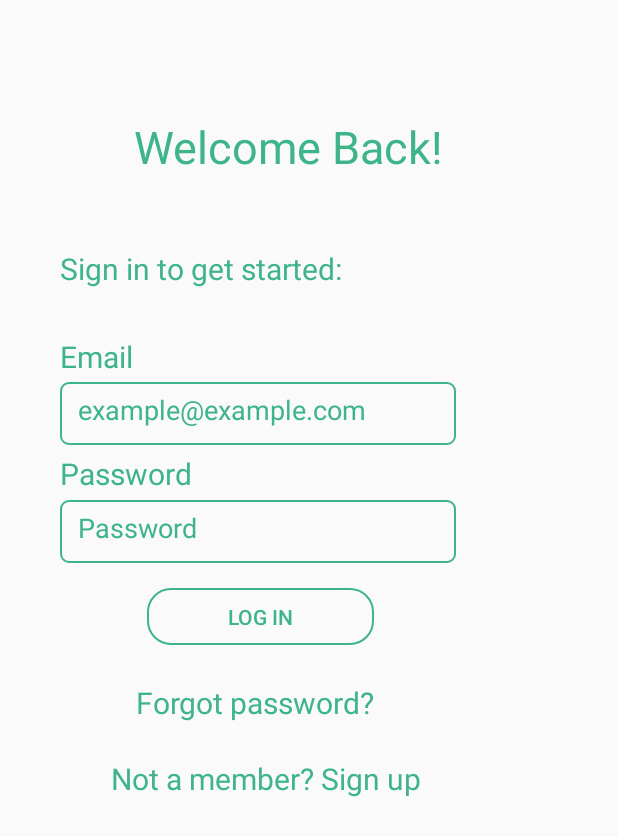
After one commit to Ameerprogrammer/FitRec, an Android app built with Jetpack Compose: the LoginScreen screen opened directly, with no data from a screen before it, on a phone screen of 412 x 824 dp. The commit adds this screen. Shown: the top 836 px of the screen. Run offline under Robolectric (Android 15) with nearby library versions, the phone set to English and light mode, and no system bars.

Commit message:
Created a login screen and the frontend is edited

```diff
--- a/app/src/main/AndroidManifest.xml
+++ b/app/src/main/AndroidManifest.xml
@@ -1,6 +1,6 @@
 <?xml version="1.0" encoding="utf-8"?>
 <manifest xmlns:android="http://schemas.android.com/apk/res/android"
-    xmlns:tools="http://schemas.android.com/tools" >
+    xmlns:tools="http://schemas.android.com/tools">
 
     <application
         android:allowBackup="true"
@@ -11,7 +11,10 @@
         android:roundIcon="@mipmap/ic_launcher_round"
         android:supportsRtl="true"
         android:theme="@style/Theme.FitRec"
-        tools:targetApi="31" >
+        tools:targetApi="31">
+        <activity
+            android:name=".LoginScreen"
+            android:exported="false" />
         <activity
             android:name=".SignUpScreen"
             android:exported="false"
@@ -19,9 +22,9 @@
             android:theme="@style/Theme.FitRec" />
         <activity
             android:name=".MainActivity"
+            android:exported="true"
             android:label="FitRec"
-            android:exported="true"
-            android:theme="@style/Theme.FitRec" >
+            android:theme="@style/Theme.FitRec">
             <intent-filter>
                 <action android:name="android.intent.action.MAIN" />
 
--- a/app/src/main/java/com/example/fitrec/FirstFragment.java
+++ /dev/null
@@ -1,44 +0,0 @@
-package com.example.fitrec;
-
-import android.os.Bundle;
-import android.view.LayoutInflater;
-import android.view.View;
-import android.view.ViewGroup;
-
-import androidx.annotation.NonNull;
-import androidx.fragment.app.Fragment;
-import androidx.navigation.fragment.NavHostFragment;
-
-import com.example.fitrec.databinding.FragmentFirstBinding;
-
-public class FirstFragment extends Fragment {
-
-    private FragmentFirstBinding binding;
-
-    @Override
-    public View onCreateView(
-            @NonNull LayoutInflater inflater, ViewGroup container,
-            Bundle savedInstanceState
-    ) {
-
-        binding = FragmentFirstBinding.inflate(inflater, container, false);
-        return binding.getRoot();
-
-    }
-
-    public void onViewCreated(@NonNull View view, Bundle savedInstanceState) {
-        super.onViewCreated(view, savedInstanceState);
-
-        binding.buttonFirst.setOnClickListener(v ->
-                NavHostFragment.findNavController(FirstFragment.this)
-                        .navigate(R.id.action_FirstFragment_to_SecondFragment)
-        );
-    }
-
-    @Override
-    public void onDestroyView() {
-        super.onDestroyView();
-        binding = null;
-    }
-
-}
--- /dev/null
+++ b/app/src/main/java/com/example/fitrec/LoginScreen.java
@@ -0,0 +1,15 @@
+package com.example.fitrec;
+
+import android.os.Bundle;
+import androidx.activity.EdgeToEdge;
+import androidx.appcompat.app.AppCompatActivity;
+
+public class LoginScreen extends AppCompatActivity {
+    @Override
+    protected void onCreate(Bundle savedInstanceState) {
+        super.onCreate(savedInstanceState);
+        EdgeToEdge.enable(this);
+        setContentView(R.layout.activity_login_screen);
+
+    }
+}
--- a/app/src/main/java/com/example/fitrec/MainActivity.java
+++ b/app/src/main/java/com/example/fitrec/MainActivity.java
@@ -20,4 +20,9 @@ public class MainActivity extends AppCompatActivity {
         Intent i = new Intent(this, SignUpScreen.class);
         startActivity(i);
     }
+    public void launchLogin(View v) {
+        //launch a new screen
+        Intent i2 = new Intent(this, LoginScreen.class);
+        startActivity(i2);
+    }
 }
--- a/app/src/main/java/com/example/fitrec/SecondFragment.java
+++ /dev/null
@@ -1,44 +0,0 @@
-package com.example.fitrec;
-
-import android.os.Bundle;
-import android.view.LayoutInflater;
-import android.view.View;
-import android.view.ViewGroup;
-
-import androidx.annotation.NonNull;
-import androidx.fragment.app.Fragment;
-import androidx.navigation.fragment.NavHostFragment;
-
-import com.example.fitrec.databinding.FragmentSecondBinding;
-
-public class SecondFragment extends Fragment {
-
-    private FragmentSecondBinding binding;
-
-    @Override
-    public View onCreateView(
-            @NonNull LayoutInflater inflater, ViewGroup container,
-            Bundle savedInstanceState
-    ) {
-
-        binding = FragmentSecondBinding.inflate(inflater, container, false);
-        return binding.getRoot();
-
-    }
-
-    public void onViewCreated(@NonNull View view, Bundle savedInstanceState) {
-        super.onViewCreated(view, savedInstanceState);
-
-        binding.buttonSecond.setOnClickListener(v ->
-                NavHostFragment.findNavController(SecondFragment.this)
-                        .navigate(R.id.action_SecondFragment_to_FirstFragment)
-        );
-    }
-
-    @Override
-    public void onDestroyView() {
-        super.onDestroyView();
-        binding = null;
-    }
-
-}
--- /dev/null
+++ b/app/src/main/res/layout/activity_login_screen.xml
@@ -0,0 +1,148 @@
+<?xml version="1.0" encoding="utf-8"?>
+<androidx.constraintlayout.widget.ConstraintLayout xmlns:android="http://schemas.android.com/apk/res/android"
+    xmlns:app="http://schemas.android.com/apk/res-auto"
+    xmlns:tools="http://schemas.android.com/tools"
+    android:id="@+id/main"
+    android:layout_width="match_parent"
+    android:layout_height="match_parent"
+    tools:context=".LoginScreen">
+
+    <TextView
+        android:id="@+id/ForgotPasswordtextView"
+        android:layout_width="wrap_content"
+        android:layout_height="wrap_content"
+        android:text="@string/text_13"
+        android:textColor="#3EB489"
+        android:textSize="20sp"
+        app:layout_constraintBottom_toBottomOf="parent"
+        app:layout_constraintEnd_toEndOf="parent"
+        app:layout_constraintHorizontal_bias="0.36"
+        app:layout_constraintStart_toStartOf="parent"
+        app:layout_constraintTop_toTopOf="parent"
+        app:layout_constraintVertical_bias="0.571" />
+
+    <TextView
+        android:id="@+id/textView8"
+        android:layout_width="wrap_content"
+        android:layout_height="wrap_content"
+        android:text="@string/text_14"
+        android:textColor="#3EB489"
+        android:textSize="20sp"
+        app:layout_constraintBottom_toBottomOf="parent"
+        app:layout_constraintEnd_toEndOf="parent"
+        app:layout_constraintHorizontal_bias="0.361"
+        app:layout_constraintStart_toStartOf="parent"
+        app:layout_constraintTop_toTopOf="parent"
+        app:layout_constraintVertical_bias="0.634" />
+
+    <TextView
+        android:id="@+id/PasswordtextView"
+        android:layout_width="wrap_content"
+        android:layout_height="wrap_content"
+        android:text="@string/text_11"
+        android:textColor="#3EB489"
+        android:textSize="20sp"
+        app:layout_constraintBottom_toBottomOf="parent"
+        app:layout_constraintEnd_toEndOf="parent"
+        app:layout_constraintHorizontal_bias="0.124"
+        app:layout_constraintStart_toStartOf="parent"
+        app:layout_constraintTop_toTopOf="parent"
+        app:layout_constraintVertical_bias="0.379" />
+
+    <Button
+        android:id="@+id/button4"
+        android:layout_width="151dp"
+        android:layout_height="38dp"
+        android:background="@drawable/button_outline"
+        android:onClick="launchLogin"
+        android:text="@string/text_3"
+        android:textColor="#3EB489"
+        app:layout_constraintBottom_toBottomOf="parent"
+        app:layout_constraintEnd_toEndOf="parent"
+        app:layout_constraintHorizontal_bias="0.376"
+        app:layout_constraintStart_toStartOf="parent"
+        app:layout_constraintTop_toTopOf="parent"
+        app:layout_constraintVertical_bias="0.499" />
+
+    <EditText
+        android:id="@+id/enterPassword"
+        android:layout_width="264dp"
+        android:layout_height="42dp"
+        android:background="@drawable/rounded_corner"
+        android:hint="Password"
+        android:paddingLeft="12dp"
+        android:paddingRight="12dp"
+        android:paddingBottom="5dp"
+        android:textColor="#3EB489"
+        android:textColorHint="#3EB489"
+        app:layout_constraintBottom_toBottomOf="parent"
+        app:layout_constraintEnd_toEndOf="parent"
+        app:layout_constraintHorizontal_bias="0.272"
+        app:layout_constraintStart_toStartOf="parent"
+        app:layout_constraintTop_toTopOf="parent"
+        app:layout_constraintVertical_bias="0.426"
+        tools:ignore="TouchTargetSizeCheck" />
+
+    <EditText
+        android:id="@+id/enterEmail"
+        android:layout_width="264dp"
+        android:layout_height="42dp"
+        android:background="@drawable/rounded_corner"
+        android:hint="example@example.com"
+        android:inputType="textEmailAddress"
+        android:paddingLeft="12dp"
+        android:paddingRight="12dp"
+        android:paddingBottom="5dp"
+        android:textColor="#3EB489"
+        android:textColorHint="#3EB489"
+        app:layout_constraintBottom_toBottomOf="parent"
+        app:layout_constraintEnd_toEndOf="parent"
+        app:layout_constraintHorizontal_bias="0.272"
+        app:layout_constraintStart_toStartOf="parent"
+        app:layout_constraintTop_toTopOf="parent"
+        app:layout_constraintVertical_bias="0.326"
+        tools:ignore="TouchTargetSizeCheck" />
+
+    <TextView
+        android:id="@+id/textView7"
+        android:layout_width="wrap_content"
+        android:layout_height="wrap_content"
+        android:text="@string/text_12"
+        android:textColor="#3EB489"
+        android:textSize="20sp"
+        app:layout_constraintBottom_toBottomOf="parent"
+        app:layout_constraintEnd_toEndOf="parent"
+        app:layout_constraintHorizontal_bias="0.11"
+        app:layout_constraintStart_toStartOf="parent"
+        app:layout_constraintTop_toTopOf="parent"
+        app:layout_constraintVertical_bias="0.281" />
+
+    <TextView
+        android:id="@+id/textView4"
+        android:layout_width="242dp"
+        android:layout_height="30dp"
+        android:text="@string/text_10"
+        android:textColor="#3EB489"
+        android:textSize="20sp"
+        app:layout_constraintBottom_toBottomOf="parent"
+        app:layout_constraintEnd_toEndOf="parent"
+        app:layout_constraintHorizontal_bias="0.236"
+        app:layout_constraintStart_toStartOf="parent"
+        app:layout_constraintTop_toTopOf="parent"
+        app:layout_constraintVertical_bias="0.208" />
+
+    <TextView
+        android:layout_width="wrap_content"
+        android:layout_height="wrap_content"
+        android:layout_alignParentTop="true"
+        android:layout_centerHorizontal="true"
+        android:text="@string/Welcome_2"
+        android:textColor="#3EB489"
+        android:textSize="30sp"
+        app:layout_constraintBottom_toBottomOf="parent"
+        app:layout_constraintEnd_toEndOf="parent"
+        app:layout_constraintHorizontal_bias="0.434"
+        app:layout_constraintStart_toStartOf="parent"
+        app:layout_constraintTop_toTopOf="parent"
+        app:layout_constraintVertical_bias="0.099" />
+</androidx.constraintlayout.widget.ConstraintLayout>
--- a/app/src/main/res/layout/activity_main.xml
+++ b/app/src/main/res/layout/activity_main.xml
@@ -42,6 +42,7 @@
         android:layout_width="151dp"
         android:layout_height="38dp"
         android:background="@drawable/button_outline"
+        android:onClick="launchLogin"
         android:text="@string/text_3"
         android:textColor="#3EB489"
         app:layout_constraintBottom_toBottomOf="parent"
--- a/app/src/main/res/values/strings.xml
+++ b/app/src/main/res/values/strings.xml
@@ -9,6 +9,7 @@
 
     <string name="title_activity_sign_up_screen">SignUpScreen</string>
     <string name="Welcome_1">Welcome!</string>
+    <string name="Welcome_2">Welcome Back!</string>
     <string name="text_1">Find your true self through fashion!</string>
     <string name="text_2">Sign Up</string>
     <string name="text_3">Log In</string>
@@ -18,5 +19,10 @@
     <string name="text_7">Email:</string>
     <string name="text_8">Create a password:</string>
     <string name="text_9">Reenter password:</string>
+    <string name="text_10">Sign in to get started:</string>
+    <string name="text_11">Password</string>
+    <string name="text_12">Email</string>
+    <string name="text_13">Forgot password?</string>
+    <string name="text_14">Not a member? Sign up</string>
     <string name="lorem_ipsum">example</string>
 </resources>
```
